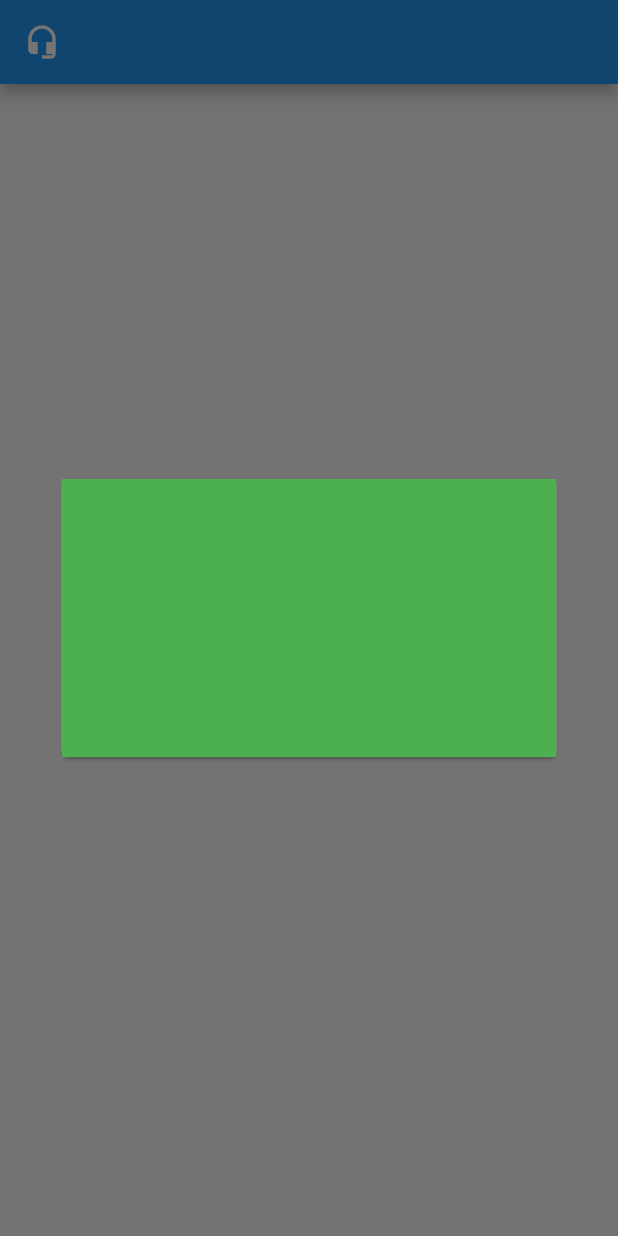
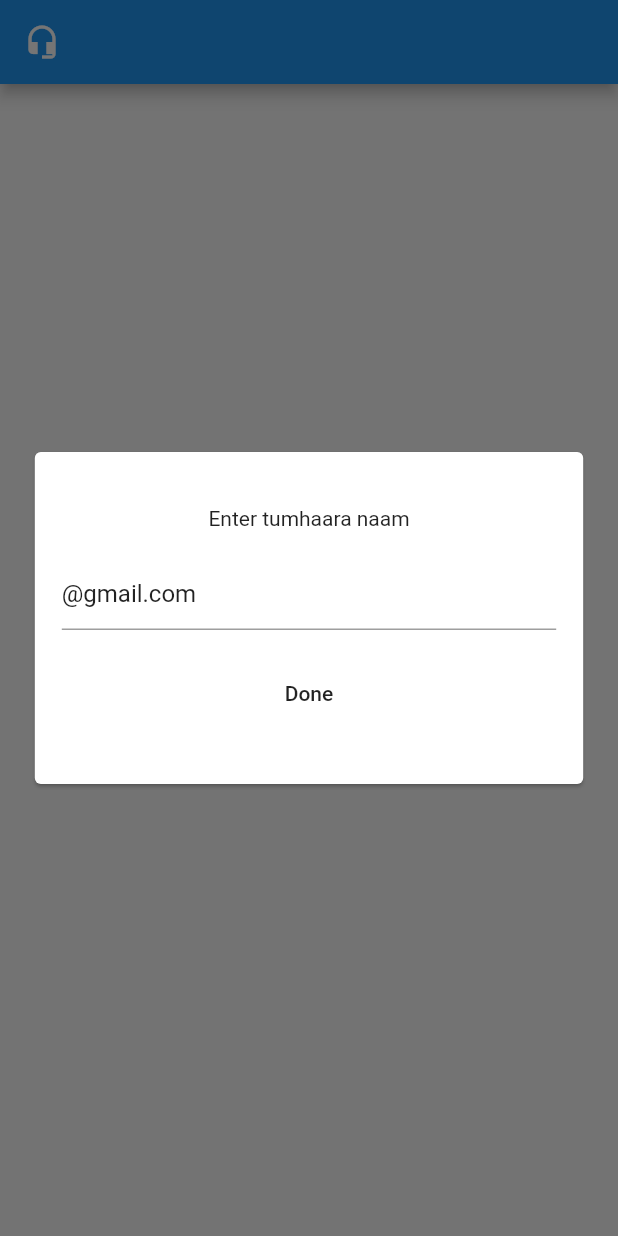
Before and after one commit to raveesh-me/experiments_on_context, a Flutter app: the screen it shows after launch, after a tap on the "ac unit" icon, on a phone screen of 412 x 824 dp. Run offline on Flutter 3.47's test engine with Material 2 defaults, Android fonts, the phone set to English and light mode, and no system bars.

```diff
--- a/lib/home_screen.dart
+++ b/lib/home_screen.dart
@@ -31,17 +31,24 @@ class _HomeScreenState extends State<HomeScreen> {
               SizedBox(
                 height: 40.0,
               ),
-              IconButton(
+              Builder(
+                builder: (context) => IconButton(
                       iconSize: 40.0,
                       icon: Icon(
                         Icons.ac_unit,
                       ),
                       onPressed: () async {
                         _name = await showDialog(
-                          context: context, builder: dialogBuilder) ??
-                      '';
+                                barrierDismissible: false,
+                                context: context,
+                                builder: dialogBuilder) ??
+                            "";
                         setState(() {});
+
+                        Scaffold.of(context).showSnackBar(
+                            SnackBar(content: Text("Hello $_name! You rock")));
                       },
+                    ),
               ),
               Expanded(
                 child: SizedBox(),
@@ -57,12 +64,31 @@ class _HomeScreenState extends State<HomeScreen> {
 
 Widget dialogBuilder(BuildContext context) {
   double width = MediaQuery.of(context).size.width * 0.8;
+  TextEditingController nameController =
+      TextEditingController(text: '@gmail.com');
   return Center(
     child: Card(
+      child: Padding(
+        padding: const EdgeInsets.all(18.0),
         child: Container(
-        color: Colors.green,
           width: width,
           height: width * 9 / 16,
+          child: Column(
+            mainAxisAlignment: MainAxisAlignment.spaceEvenly,
+            children: <Widget>[
+              Text('Enter tumhaara naam'),
+              TextField(
+                controller: nameController,
+              ),
+              FlatButton(
+                onPressed: () {
+                  Navigator.of(context).pop(nameController.text);
+                },
+                child: Text('Done'),
+              ),
+            ],
+          ),
+        ),
       ),
     ),
   );
```
Lines whose indentation alone changed are shown as unchanged.
